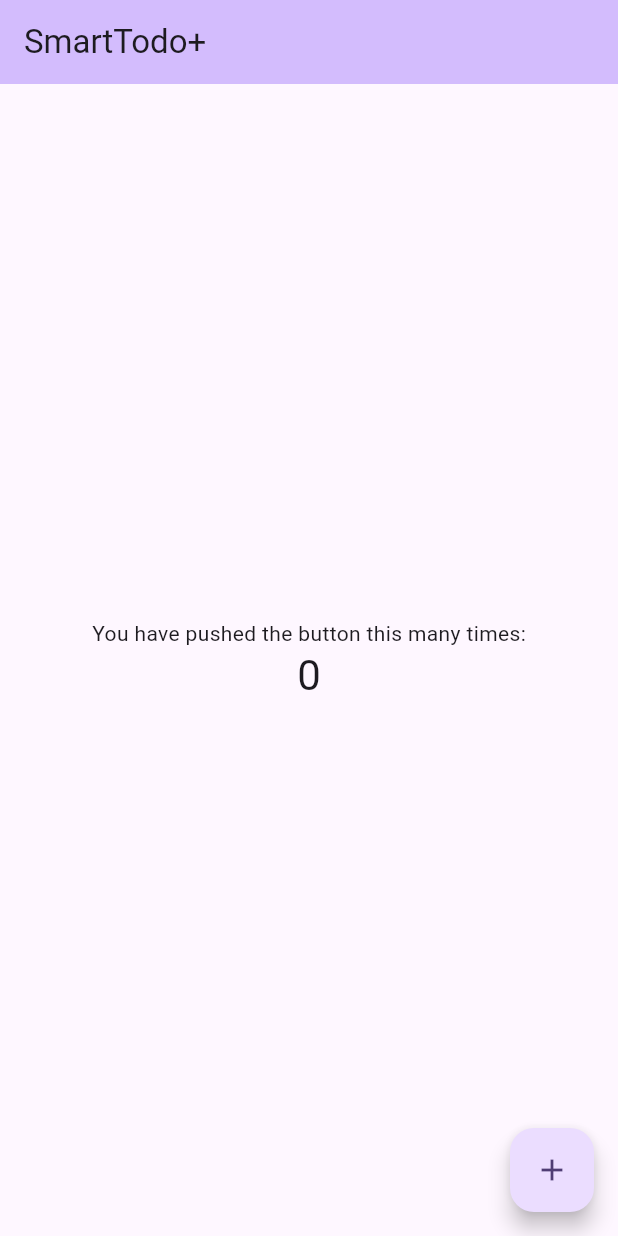
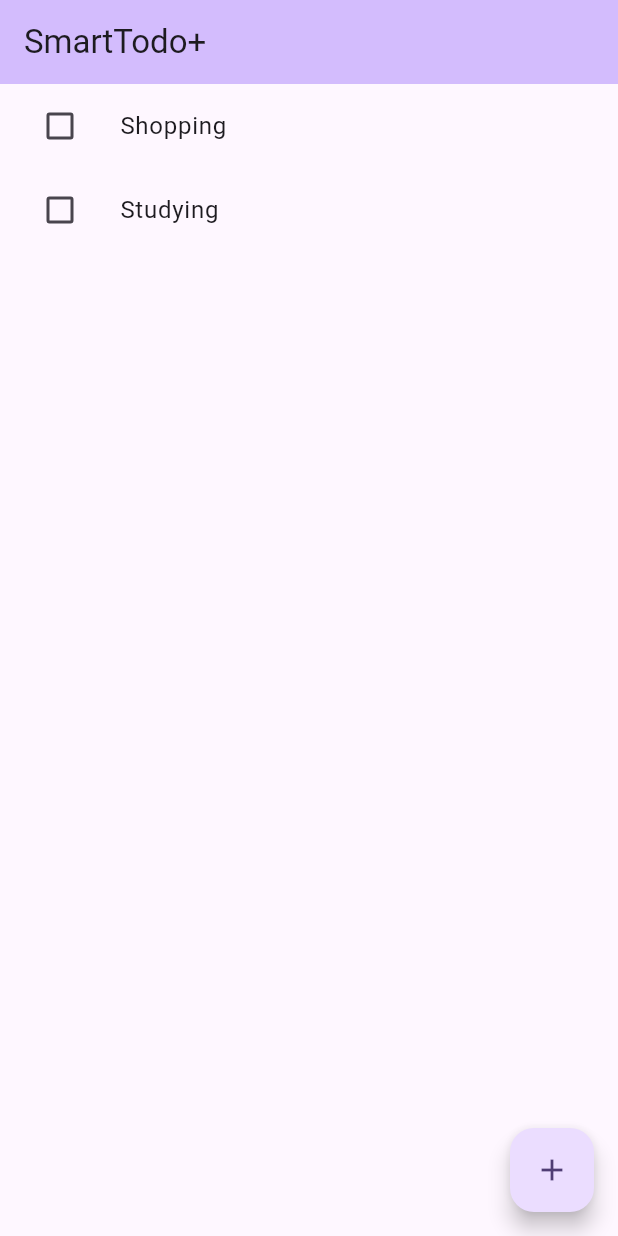
Before and after one commit to r-shahpasand/smart_to_do, a Flutter app: the screen it shows after launch, on a phone screen of 412 x 824 dp. Run offline on Flutter 3.47's test engine with Material 3 defaults, Android fonts, the phone set to English and light mode, and no system bars.

Commit message:
fetch and display tasks in home page

```diff
--- a/lib/main.dart
+++ b/lib/main.dart
@@ -1,24 +1,34 @@
 import 'package:flutter/material.dart';
+import 'package:provider/provider.dart';
+import 'package:smart_to_do/pages/add_task_page.dart';
 import 'package:smart_to_do/pages/home_page.dart';
+import 'package:smart_to_do/providers/task_provider.dart';
 
 void main() {
-  runApp(const MyApp());
+  runApp(const ToDoApp());
 }
 
-class MyApp extends StatelessWidget {
-  const MyApp({super.key});
+class ToDoApp extends StatelessWidget {
+  const ToDoApp({super.key});
 
-  // This widget is the root of your application.
   @override
   Widget build(BuildContext context) {
-    return MaterialApp(
-      title: 'Smart TODO+',
-      debugShowCheckedModeBanner: false,
-      theme: ThemeData(
-        colorScheme: ColorScheme.fromSeed(seedColor: Colors.deepPurple),
-        useMaterial3: true,
+    return ChangeNotifierProvider(
+      create: (context) => TaskProvider(),
+      child: MaterialApp(
+        title: 'Smart TODO+',
+        debugShowCheckedModeBanner: false,
+        theme: ThemeData(
+          colorScheme: ColorScheme.fromSeed(seedColor: Colors.deepPurple),
+          useMaterial3: true,
+        ),
+        initialRoute: '/',
+        routes: {
+          '/': (ctx) => HomePage(),
+          '/add-task': (ctx) => AddTaskPage(),
+          // Add more routes if needed
+        },
       ),
-      home: const HomePage(),
     );
   }
 }
--- a/lib/pages/home_page.dart
+++ b/lib/pages/home_page.dart
@@ -1,5 +1,8 @@
 
 import 'package:flutter/material.dart';
+import 'package:provider/provider.dart';
+import 'package:smart_to_do/providers/task_provider.dart';
+import 'package:smart_to_do/widgets/task_tile_widget.dart';
 
 class HomePage extends StatefulWidget {
   const HomePage({super.key});
@@ -9,32 +12,30 @@ class HomePage extends StatefulWidget {
 }
 
 class _HomePageState extends State<HomePage> {
-  int _counter = 0;
 
   @override
   Widget build(BuildContext context) {
+    final tasks = Provider.of<TaskProvider>(context).tasks;
+
     return Scaffold(
       appBar: AppBar(
         backgroundColor: Theme.of(context).colorScheme.inversePrimary,
         title: Text('SmartTodo+'),
       ),
-      body: Center(
-        child: Column(
-          mainAxisAlignment: MainAxisAlignment.center,
-          children: <Widget>[
-            const Text(
-              'You have pushed the button this many times:',
-            ),
-            Text(
-              '$_counter',
-              style: Theme.of(context).textTheme.headlineMedium,
-            ),
-          ],
-        ),
+      body: ListView.builder(
+        itemCount: tasks.length,
+        itemBuilder: (ctx, index) {
+          final task = tasks[index];
+          return TaskTile(
+            task: task,
+            onChanged: (value) {
+              // Implement task completion logic
+            },
+          );
+        },
       ),
       floatingActionButton: FloatingActionButton(
-        onPressed: (){},
-        tooltip: 'Increment',
+        onPressed: () => Navigator.of(context).pushNamed('/add-task'),
         child: const Icon(Icons.add),
       ),
     );
```
Also changed, not shown: pubspec.yaml (+1 -65 lines), pubspec.lock, 1 other file.
